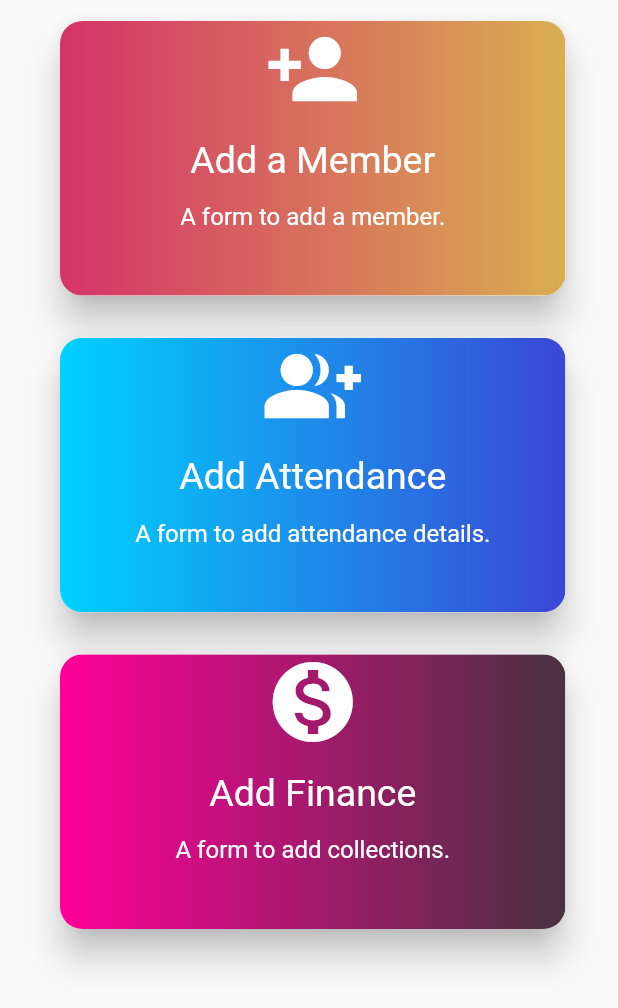
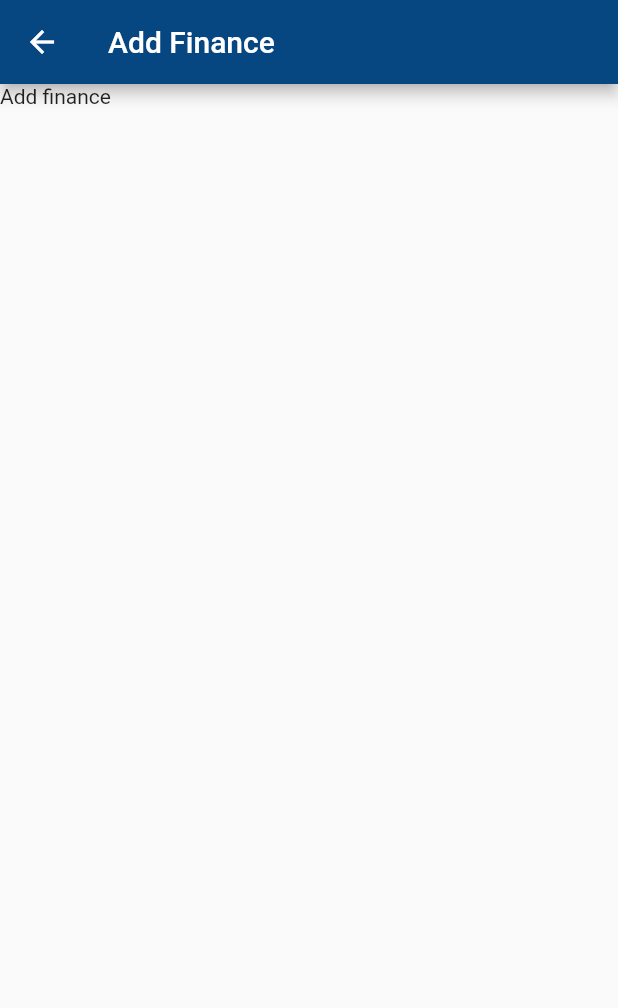
Before and after one commit to edcsu/deeper_life_campus, a Flutter app: the DashboardBody widget shown alone on an empty page, opened directly, after a tap on "Add Finance", on a phone screen of 412 x 824 dp. Shown: the top 1008 px of the screen. Run offline on Flutter 3.47's test engine with Material 2 defaults, Android fonts, the phone set to English and light mode, and no system bars; drawn by our look-alikes of gradient_widgets; our stand-ins replace flutter_svg, splashscreen.

Commit message:
feat:add form screens

```diff
--- a/lib/models/dash_item.dart
+++ b/lib/models/dash_item.dart
@@ -6,11 +6,13 @@ class DashItem {
   IconData icon;
   Color startColor;
   Color endColor;
+  dynamic formPage;
   DashItem({
     this.title,
     this.subTitle,
     this.icon,
     this.startColor,
     this.endColor,
+    this.formPage,
   });
 }
--- a/lib/screens/dashboard/components/body.dart
+++ b/lib/screens/dashboard/components/body.dart
@@ -1,4 +1,7 @@
 import 'package:deeper_life_campus/models/dash_item.dart';
+import 'package:deeper_life_campus/screens/forms/add_attendance.dart';
+import 'package:deeper_life_campus/screens/forms/add_finance.dart';
+import 'package:deeper_life_campus/screens/forms/add_member.dart';
 import 'package:flutter/material.dart';
 import 'package:gradient_widgets/gradient_widgets.dart';
 
@@ -17,19 +20,24 @@ class _DashboardBodyState extends State<DashboardBody> {
       icon: Icons.person_add,
       startColor: Color(0xFFD53369),
       endColor: Color(0xFFDAAE51),
+      formPage: AddMember(),
     ),
     new DashItem(
       title: "Add Attendance",
       subTitle: "A form to add attendance details.",
       icon: Icons.group_add,
       startColor: Color(0xFF00D2FF),
-      endColor: Color(0xFF3A47D5),),
+      endColor: Color(0xFF3A47D5),
+      formPage: AddAttendance()
+    ),
     new DashItem(
       title: "Add Finance",
       subTitle: "A form to add collections.",
       icon: Icons.monetization_on,
       startColor: Color(0xFFFF0099),
-      endColor: Color(0xFF493240),),
+      endColor: Color(0xFF493240),
+      formPage: AddFinance()
+    ),
   ];
 
   @override
@@ -60,20 +68,23 @@ class _DashboardBodyState extends State<DashboardBody> {
                 borderRadius: BorderRadius.circular(15.0),
                 splashColor: Colors.white,
                 onTap: () {
-                  // Navigator.push(
-                  //   context,
-                  //   MaterialPageRoute(builder: (context) => Drugcategories()),
-                  // );
+                  Navigator.push(
+                    context,
+                    MaterialPageRoute(builder: (context) => item.formPage),
+                  );
                 },
                 child: Column(
                   children: <Widget>[
-                    Icon(
+                    Padding(
+                      padding: const EdgeInsets.symmetric(vertical: 8),
+                      child: Icon(
                             item.icon,
                             color: Colors.white,
                             size: 64,
                           ),
+                    ),
                     SizedBox(
-                          height: 14,
+                      height: 10,
                     ),
                     Text(
                       item.title,
--- /dev/null
+++ b/lib/screens/forms/add_finance.dart
@@ -0,0 +1,28 @@
+import 'package:deeper_life_campus/constants.dart';
+import 'package:flutter/material.dart';
+
+class AddFinance extends StatefulWidget {
+  AddFinance({Key key}) : super(key: key);
+
+  @override
+  _AddMemberState createState() => _AddMemberState();
+}
+
+class _AddMemberState extends State<AddFinance> {
+  @override
+  Widget build(BuildContext context) {
+    return Scaffold(
+      appBar: AppBar(
+        // leading: SvgPicture.asset("assets/images/logo.svg"),
+        // automaticallyImplyLeading: false,
+        backgroundColor: kPrimaryColor,
+        title: Text(
+          "Add Finance",
+          style: TextStyle(
+          ),
+        ),
+      ),
+      body: Text("Add finance"),
+    );
+  }
+}
```
Also changed, not shown: lib/screens/forms/add_attendance.dart (added, +28 -0 lines), lib/screens/forms/add_member.dart (added, +28 -0 lines). Lines whose indentation alone changed are shown as unchanged.
